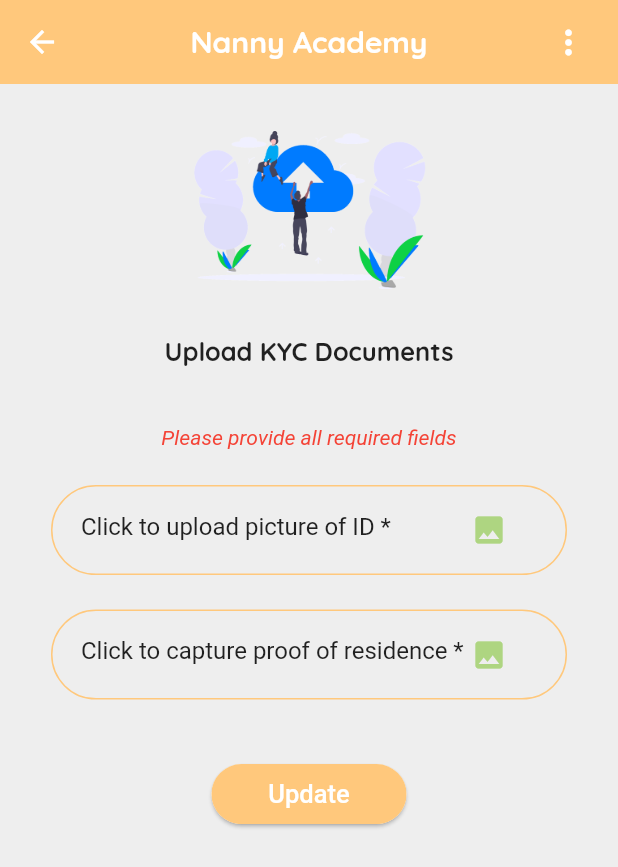
After one commit to keptac/nannyacademy, a Flutter app: the UploadKyc screen opened directly, after a tap on "Update", on a phone screen of 412 x 824 dp. The commit adds this screen. Shown: the top 867 px of the screen. Run offline on Flutter 3.47's test engine with Material 2 defaults, Android fonts, the phone set to English and light mode, and no system bars; our stand-ins replace cloud_firestore, expansion_tile_card, firebase_auth, firebase_core, flutter_spinkit, image_picker and 2 more; missing offline and left inert: flutter_rounded_date_picker; accounts and stored records are empty.

Commit message:
KYC upload on registration

```diff
--- a/lib/employees/employeeRegistration.dart
+++ b/lib/employees/employeeRegistration.dart
@@ -1,12 +1,11 @@
 import 'package:flutter/material.dart';
 import 'package:intl/intl.dart';
-import 'package:nannyacademy/passwordCreation.dart';
+import 'package:nannyacademy/uploadKyc.dart';
 import 'package:nannyacademy/widgets/genericTextField.dart';
 import 'package:shared_preferences/shared_preferences.dart';
 import 'dart:async';
 import 'package:flutter_rounded_date_picker/rounded_picker.dart';
 import 'package:nannyacademy/widgets/bottomSheet.dart';
-
 
 
 class EmployeeRegistration extends StatefulWidget {
@@ -65,16 +64,13 @@ class _EmployeeRegistrationState extends State<EmployeeRegistration> {
       );
     });
 
-    //TODO: Route to upload KYC page the to PasswordCreation()
-
     Navigator.push(
       context,
       MaterialPageRoute(
-        builder: (context) => PasswordCreation(
-          userTypeValue: 'employee',
-        ),
+        builder: (context) => UploadKyc(),
       ),
     );
+
   }
 
   Widget _radio() {
--- a/lib/employers/employerRegistration.dart
+++ b/lib/employers/employerRegistration.dart
@@ -1,5 +1,5 @@
 import 'package:flutter/material.dart';
-import 'package:nannyacademy/passwordCreation.dart';
+import 'package:nannyacademy/uploadKyc.dart';
 import 'package:nannyacademy/widgets/genericTextField.dart';
 import 'package:shared_preferences/shared_preferences.dart';
 import 'dart:async';
@@ -62,7 +62,7 @@ class _EmployerRegistrationState extends State<EmployerRegistration> {
     Navigator.push(
       context,
       MaterialPageRoute(
-        builder: (context) => PasswordCreation(userTypeValue: 'employer'),
+        builder: (context) => UploadKyc(),
       ),
     );
   }
@@ -146,7 +146,7 @@ class _EmployerRegistrationState extends State<EmployerRegistration> {
         child: ListView(
           padding: EdgeInsets.only(top: 60),
           children: <Widget>[
-            SizedBox(height: 60),
+            SizedBox(height: 20),
             Center(
               child: Text(
                 'Let us know who you are 😊',
@@ -156,7 +156,7 @@ class _EmployerRegistrationState extends State<EmployerRegistration> {
                     fontFamily: 'Quicksand'),
               ),
             ),
-            SizedBox(height: 20),
+            SizedBox(height: 10),
             SizedBox(
               width: 10,
               height: 35,
@@ -202,6 +202,7 @@ class _EmployerRegistrationState extends State<EmployerRegistration> {
               TextInputType.number,
               Color.fromRGBO(255, 200, 124, 1),
             ),
+            SizedBox(height: 10,),
             _proceedButton()
           ],
         ),
--- a/lib/employers/servicesOffered.dart
+++ b/lib/employers/servicesOffered.dart
@@ -107,7 +107,6 @@ class _ServicesOfferedState extends State<ServicesOffered> {
               ),
             ),
 
-
             SizedBox(height: 40),
          Center(
             child: ActionChip(
@@ -119,7 +118,8 @@ class _ServicesOfferedState extends State<ServicesOffered> {
               onPressed:  () {
                 print(_serviceOption);
                Navigator.push(
-               context, MaterialPageRoute(builder: (context) => EmployerRegistration()));
+                context, MaterialPageRoute(builder: (context) => EmployerRegistration()),
+               );
              },
               backgroundColor: Color.fromRGBO(255, 200, 124, 1),
               elevation: 1,
--- /dev/null
+++ b/lib/uploadKyc.dart
@@ -0,0 +1,247 @@
+import 'package:flutter/material.dart';
+import 'dart:io';
+import 'dart:convert';
+import 'package:image_picker/image_picker.dart';
+import 'package:nannyacademy/passwordCreation.dart';
+import 'package:shared_preferences/shared_preferences.dart';
+import 'package:nannyacademy/services/rest_api.dart';
+
+class UploadKyc extends StatefulWidget {
+  @override
+  _UploadKycState createState() => _UploadKycState();
+}
+
+class _UploadKycState extends State<UploadKyc> {
+  File idFile;
+  File pofFile;
+  var data;
+  String _errorMsg = '';
+  String idText = 'Click to upload picture of ID *';
+  String pofText = 'Click to capture proof of residence *';
+  String userTypeValue;
+  String idNumber;
+
+  @override
+  void initState(){
+
+    super.initState();
+    setPrefs();
+  }
+
+  void setPrefs() async{
+    final SharedPreferences prefs = await SharedPreferences.getInstance();
+
+    setState(() {
+      idNumber = prefs.getString('idNumber');
+      userTypeValue = prefs.getString('userType');
+    });
+  }
+
+  void _choose(fileDes) async {
+    if(fileDes == 'pof'){
+      pofFile = await ImagePicker.pickImage(source: ImageSource.gallery);
+      setState(() {
+        pofText = pofFile.path.split("/").last;
+      });
+    }else{
+      idFile = await ImagePicker.pickImage(source: ImageSource.gallery);
+      setState(() {
+        idText = idFile.path.split("/").last;
+      });
+    }
+  }
+
+  //TODO: Upload the documents to a server
+
+  void _upload() async{
+    if ((idNumber == '' &&
+        idNumber == null) ||
+        pofFile == null ||
+        idFile == null) {
+      setState(() {
+        _errorMsg = 'Please provide all required fields';
+      });
+    } else {
+      String pofBase64Image = base64Encode(pofFile.readAsBytesSync());
+      String pofFileName = pofFile.path.split("/").last;
+
+      String idBase64Image = base64Encode(idFile.readAsBytesSync());
+      String idFileName = idFile.path.split("/").last;
+
+      Map data = {
+        "idNumber": idNumber,
+        "pof": {
+          "image": pofBase64Image,
+          "name": pofFileName,
+          "description": "Proof of Residence File upload"
+        },
+        "id": {
+          "image": idBase64Image,
+          "name": idFileName,
+          "description": "ID File upload"
+        }
+      };
+
+      var body = json.encode(data);
+      ApiService.registerUser(body).then((res) {
+        print(res);
+        if (res['message'] == 'success') {
+        } else if (res['message'] == 'failse') {
+          setState(() {
+            _errorMsg = res['message']['reason'];
+          });
+        } else {
+          setState(() {
+            _errorMsg ='Failed to upload KYC data please contact Nanny Academy';
+          });
+
+        }
+      }).catchError((err) {
+        setState(() {
+          _errorMsg ='Failed to update Nanny Academy please contact Nanny Academy';
+        });
+        print(err);
+      });
+
+      Navigator.push(
+        context,
+        MaterialPageRoute(
+          builder: (context) => PasswordCreation(userTypeValue: userTypeValue),
+        ),
+      );
+    }
+  }
+
+  Widget _uploadButton(String label, String fileType) {
+    return Padding(
+      padding: EdgeInsets.only(left: 30, right: 30, bottom: 15),
+      child: InkWell(
+        child: Card(
+          color: Colors.grey[200],
+          shape: OutlineInputBorder(
+            borderSide: BorderSide(color: userTypeValue=='employee'?Color.fromRGBO(233, 166, 184, 1):Color.fromRGBO(255, 200, 124, 1)),
+            borderRadius: BorderRadius.all(Radius.circular(35)),
+          ),
+          elevation: 0,
+          child: SizedBox(
+            height: 60,
+            child: Row(
+              children: <Widget>[
+                Stack(
+                  children: <Widget>[
+                    Padding(
+                      padding: EdgeInsets.only(left: 20),
+                      child: Text(
+                        label,
+                        style: TextStyle(fontSize: 16),
+                      ),
+                    ),
+                    Padding(
+                      padding: EdgeInsets.only(left: 280),
+                      child: Icon(
+                        Icons.image,
+                        color: Colors.lightGreen[300],
+                      ),
+                    ),
+                  ],
+                )
+              ],
+            ),
+          ),
+        ),
+        onTap: () => _choose(fileType),
+      ),
+    );
+  }
+
+  Widget _proceedButton() {
+    return Center(
+      child: ActionChip(
+        padding: EdgeInsets.only(left: 30, right: 30, top: 10, bottom: 10),
+        label: Text(
+          'Update',
+          style: TextStyle(color: Colors.white, fontSize: 17),
+        ),
+        onPressed: () => _upload(),
+        backgroundColor: userTypeValue=='employee'?Color.fromRGBO(233, 166, 184, 1):Color.fromRGBO(255, 200, 124, 1),
+        elevation: 1,
+      ),
+    );
+  }
+
+  @override
+  Widget build(BuildContext context) {
+
+    return Scaffold(
+      backgroundColor: Colors.grey[200],
+      appBar: AppBar(
+        // leading: InkWell(
+        //   child: Icon(
+        //     Icons.notifications_active,
+        //     color: Colors.yellow,
+        //   ),
+        //   onTap: () => print('You have no new messages'),
+        // ),
+        actions: <Widget>[
+          Padding(
+              padding: EdgeInsets.only(right: 20.0),
+              child: InkWell(
+                onTap: () {},
+                child: Icon(
+                  Icons.more_vert,
+                  size: 26.0,
+                ),
+              )),
+        ],
+        elevation: 0.0,
+        title: Text(
+          'Nanny Academy',
+          style: TextStyle(
+            fontSize: 20,
+            fontFamily: 'Quicksand',
+          ),
+        ),
+        centerTitle: true,
+        backgroundColor: userTypeValue=='employee'?Color.fromRGBO(233, 166, 184, 1):Color.fromRGBO(255, 200, 124, 1),
+      ),
+      body: Center(
+        child: ListView(
+          padding: EdgeInsets.only(top: 20),
+          children: <Widget>[
+            Center(
+              child: Image.asset(
+                'assets/images/upload.png',
+                width: MediaQuery.of(context).size.width * 0.4,
+              ),
+            ),
+            SizedBox(height: 20),
+            SizedBox(
+                child: Text(
+                  'Upload KYC Documents',
+                  style: TextStyle(fontSize: 17, fontFamily: 'Quicksand'),
+                  textAlign: TextAlign.center,
+                ),
+                height: 60),
+            Center(
+              child: Text(
+                _errorMsg,
+                style: TextStyle(
+                    color: Colors.red, fontStyle: FontStyle.italic),
+              ),
+            ),
+            SizedBox(
+              height: 20,
+            ),
+            _uploadButton(idText, 'id'),
+            _uploadButton(pofText, 'pof'),
+            SizedBox(
+              height: 20,
+            ),
+            _proceedButton(),
+            SizedBox(height: 60),
+          ],
+        ),
+      ),
+    );
+  }
+}
```
